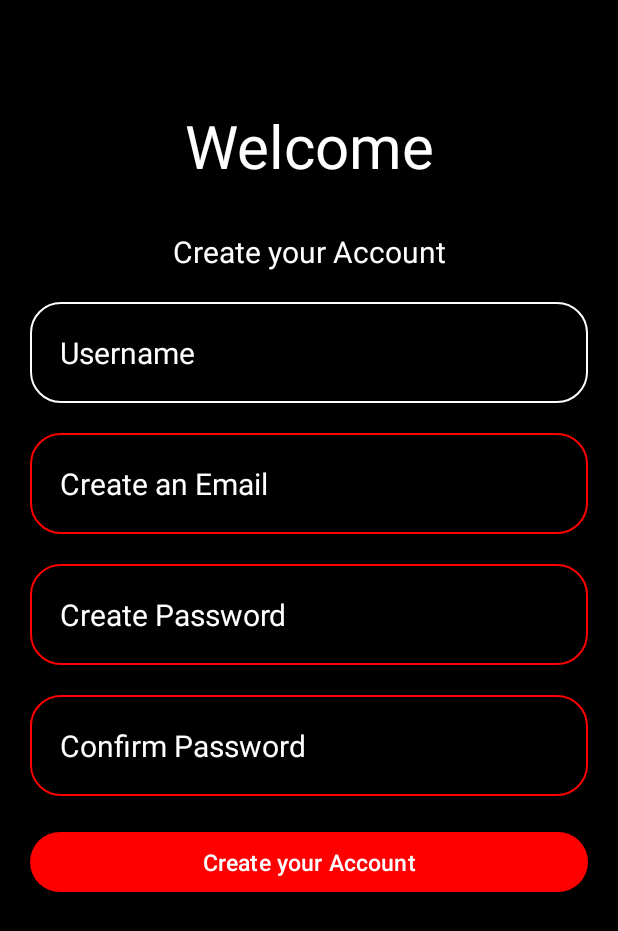
After one commit to ItsmeGen/MovieScout, an Android app: the createAccount screen opened directly, with no data from a screen before it, on a phone screen of 412 x 824 dp. The commit adds this screen. Shown: the top 931 px of the screen. Run offline under Robolectric (Android 15) with nearby library versions, the phone set to English and light mode, and no system bars.

Commit message:
Movie_Scout

```diff
--- a/app/src/main/AndroidManifest.xml
+++ b/app/src/main/AndroidManifest.xml
@@ -3,16 +3,19 @@
     xmlns:tools="http://schemas.android.com/tools">
 
     <application
-        android:screenOrientation="portrait"
         android:allowBackup="true"
         android:dataExtractionRules="@xml/data_extraction_rules"
         android:fullBackupContent="@xml/backup_rules"
         android:icon="@mipmap/ic_launcher"
         android:label="@string/app_name"
         android:roundIcon="@mipmap/ic_launcher_round"
+        android:screenOrientation="portrait"
         android:supportsRtl="true"
         android:theme="@style/Theme.Movie_Scout"
         tools:targetApi="31">
+        <activity
+            android:name=".createAccount"
+            android:exported="false" />
         <activity
             android:name=".MainActivity"
             android:exported="true">
--- /dev/null
+++ b/app/src/main/java/com/example/movie_scout/createAccount.java
@@ -0,0 +1,24 @@
+package com.example.movie_scout;
+
+import android.os.Bundle;
+
+import androidx.activity.EdgeToEdge;
+import androidx.appcompat.app.AppCompatActivity;
+import androidx.core.graphics.Insets;
+import androidx.core.view.ViewCompat;
+import androidx.core.view.WindowInsetsCompat;
+
+public class createAccount extends AppCompatActivity {
+
+    @Override
+    protected void onCreate(Bundle savedInstanceState) {
+        super.onCreate(savedInstanceState);
+        EdgeToEdge.enable(this);
+        setContentView(R.layout.activity_create_account);
+        ViewCompat.setOnApplyWindowInsetsListener(findViewById(R.id.main), (v, insets) -> {
+            Insets systemBars = insets.getInsets(WindowInsetsCompat.Type.systemBars());
+            v.setPadding(systemBars.left, systemBars.top, systemBars.right, systemBars.bottom);
+            return insets;
+        });
+    }
+}
--- /dev/null
+++ b/app/src/main/res/layout-land/activity_create_account.xml
@@ -0,0 +1,139 @@
+<?xml version="1.0" encoding="utf-8"?>
+<androidx.constraintlayout.widget.ConstraintLayout xmlns:android="http://schemas.android.com/apk/res/android"
+    xmlns:app="http://schemas.android.com/apk/res-auto"
+    xmlns:tools="http://schemas.android.com/tools"
+    android:id="@+id/main"
+    android:layout_width="match_parent"
+    android:layout_height="match_parent"
+    tools:context=".createAccount">
+
+   <RelativeLayout
+       android:background="@color/black"
+       android:layout_width="match_parent"
+       android:layout_height="match_parent">
+
+       <RelativeLayout
+           android:layout_width="match_parent"
+           android:layout_height="match_parent">
+
+           <LinearLayout
+               android:orientation="vertical"
+               android:padding="20dp"
+               android:layout_width="match_parent"
+               android:layout_height="wrap_content">
+
+               <TextView
+                   android:layout_width="match_parent"
+                   android:layout_height="wrap_content"
+                   android:text="@string/welcome"
+                   android:textColor="@color/white"
+                   android:textSize="40sp"
+                   android:gravity="center"/>
+
+               <TextView
+                   android:layout_width="match_parent"
+                   android:layout_height="wrap_content"
+                   android:text="@string/create_account"
+                   android:textColor="@color/white"
+                   android:textSize="20sp"
+                   android:gravity="center"/>
+
+           </LinearLayout>
+
+           <RelativeLayout
+               android:gravity="end"
+               android:layout_width="match_parent"
+               android:layout_height="match_parent">
+
+               <LinearLayout
+                   android:paddingStart="40dp"
+                   android:layout_alignParentBottom="true"
+                   android:orientation="vertical"
+                   android:layout_width="380dp"
+                   android:layout_height="250dp">
+
+
+                   <EditText
+                       android:id="@+id/create_password"
+                       android:layout_width="300dp"
+                       android:layout_height="wrap_content"
+                       android:inputType="textPassword"
+                       android:hint="@string/Create_password"
+                       android:textColorHint="@color/white"
+                       android:textSize="20sp"
+                       android:padding="15dp"
+                       android:background="@drawable/custom_input"/>
+
+
+                   <EditText
+                       android:id="@+id/confirm_password"
+                       android:layout_width="300dp"
+                       android:layout_height="wrap_content"
+                       android:inputType="textPassword"
+                       android:hint="@string/confirm_password"
+                       android:textColorHint="@color/white"
+                       android:textSize="20sp"
+                       android:padding="15dp"
+                       android:layout_marginTop="20dp"
+                       android:background="@drawable/custom_input"/>
+
+                   <Button
+                       android:layout_marginTop="20dp"
+                       android:layout_width="300dp"
+                       android:layout_height="wrap_content"
+                       android:text="@string/create_account"
+                       android:textSize="15sp"/>
+
+               </LinearLayout>
+
+           </RelativeLayout>
+
+           <RelativeLayout
+               android:layout_width="match_parent"
+               android:layout_height="match_parent">
+
+               <LinearLayout
+                   android:orientation="vertical"
+                   android:paddingStart="20dp"
+                   android:layout_alignParentBottom="true"
+                   android:layout_width="340dp"
+                   android:layout_height="250dp">
+
+
+                   <EditText
+                       android:id="@+id/Username"
+                       android:layout_width="300dp"
+                       android:layout_height="wrap_content"
+                       android:inputType="text"
+                       android:hint="@string/display_name"
+                       android:textColorHint="@color/white"
+                       android:textSize="20sp"
+                       android:padding="15dp"
+                       android:background="@drawable/custom_input"/>
+
+                   <EditText
+                       android:id="@+id/create_email"
+                       android:layout_width="300dp"
+                       android:layout_height="wrap_content"
+                       android:inputType="textEmailAddress"
+                       android:hint="@string/Create_Email"
+                       android:textColorHint="@color/white"
+                       android:textSize="20sp"
+                       android:padding="15dp"
+                       android:layout_marginTop="20dp"
+                       android:background="@drawable/custom_input"/>
+
+               </LinearLayout>
+
+           </RelativeLayout>
+
+
+
+
+       </RelativeLayout>
+
+
+
+   </RelativeLayout>
+
+</androidx.constraintlayout.widget.ConstraintLayout>
--- /dev/null
+++ b/app/src/main/res/layout/activity_create_account.xml
@@ -0,0 +1,109 @@
+<?xml version="1.0" encoding="utf-8"?>
+<androidx.constraintlayout.widget.ConstraintLayout xmlns:android="http://schemas.android.com/apk/res/android"
+    xmlns:app="http://schemas.android.com/apk/res-auto"
+    xmlns:tools="http://schemas.android.com/tools"
+    android:id="@+id/main"
+    android:layout_width="match_parent"
+    android:layout_height="match_parent"
+    tools:context=".createAccount">
+
+   <RelativeLayout
+       android:padding="20dp"
+       android:background="@color/black"
+       android:layout_width="match_parent"
+       android:layout_height="match_parent">
+
+
+       <LinearLayout
+           android:orientation="vertical"
+           android:layout_width="match_parent"
+           android:layout_height="match_parent">
+
+
+           <TextView
+               android:layout_marginTop="50dp"
+               android:layout_width="match_parent"
+               android:layout_height="wrap_content"
+               android:text="@string/welcome"
+               android:textColor="@color/white"
+               android:textSize="40sp"
+               android:gravity="center"/>
+
+           <TextView
+               android:layout_marginTop="30dp"
+               android:layout_width="match_parent"
+               android:layout_height="wrap_content"
+               android:text="@string/create_account"
+               android:textColor="@color/white"
+               android:textSize="20sp"
+               android:gravity="center"/>
+
+
+           <EditText
+               android:id="@+id/Username"
+               android:layout_width="match_parent"
+               android:layout_height="wrap_content"
+               android:inputType="text"
+               android:hint="@string/display_name"
+               android:textColorHint="@color/white"
+               android:textSize="20sp"
+               android:padding="20dp"
+               android:layout_marginTop="20dp"
+               android:background="@drawable/custom_input"/>
+
+           <EditText
+               android:id="@+id/create_email"
+               android:layout_width="match_parent"
+               android:layout_height="wrap_content"
+               android:inputType="textEmailAddress"
+               android:hint="@string/Create_Email"
+               android:textColorHint="@color/white"
+               android:textSize="20sp"
+               android:padding="20dp"
+               android:layout_marginTop="20dp"
+               android:background="@drawable/custom_input"/>
+
+           <EditText
+               android:id="@+id/create_password"
+               android:layout_width="match_parent"
+               android:layout_height="wrap_content"
+               android:inputType="textPassword"
+               android:hint="@string/Create_password"
+               android:textColorHint="@color/white"
+               android:textSize="20sp"
+               android:padding="20dp"
+               android:layout_marginTop="20dp"
+               android:background="@drawable/custom_input"/>
+
+
+           <EditText
+               android:id="@+id/confirm_password"
+               android:layout_width="match_parent"
+               android:layout_height="wrap_content"
+               android:inputType="textPassword"
+               android:hint="@string/confirm_password"
+               android:textColorHint="@color/white"
+               android:textSize="20sp"
+               android:padding="20dp"
+               android:layout_marginTop="20dp"
+               android:background="@drawable/custom_input"/>
+
+           <Button
+               android:layout_marginTop="20dp"
+               android:layout_width="match_parent"
+               android:layout_height="wrap_content"
+               android:text="@string/create_account"
+               android:textSize="15sp"/>
+
+
+
+
+
+
+       </LinearLayout>
+
+
+
+   </RelativeLayout>
+
+</androidx.constraintlayout.widget.ConstraintLayout>
--- a/app/src/main/res/layout/activity_main.xml
+++ b/app/src/main/res/layout/activity_main.xml
@@ -67,7 +67,7 @@
                 android:id="@+id/password"
                 android:layout_width="match_parent"
                 android:layout_height="wrap_content"
-                android:layout_marginTop="10dp"
+                android:layout_marginTop="15dp"
                 android:background="@drawable/custom_input"
                 android:drawableEnd="@drawable/eye_icon"
                 android:hint="@string/password"
--- a/app/src/main/res/values/strings.xml
+++ b/app/src/main/res/values/strings.xml
@@ -11,5 +11,12 @@
     <string name="or">Or Login with</string>
     <string name="google_logo">Google Logo</string>
     <string name="fb_logo">facebook Logo</string>
+    <string name="welcome">Welcome</string>
+    <string name="display_name">Username</string>
+    <string name="Create_Email">Create an Email</string>
+    <string name="Create_password">Create Password </string>
+    <string name="confirm_password">Confirm Password</string>
+    <string name="create_account">Create your Account</string>
+
 
 </resources>
```
